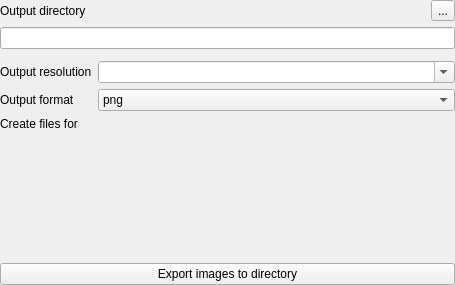
Above: iVS3D/src/iVS3D-core/view/exportwidget.ui from iVS3D/iVS3D before the change. Below: the same form after it.
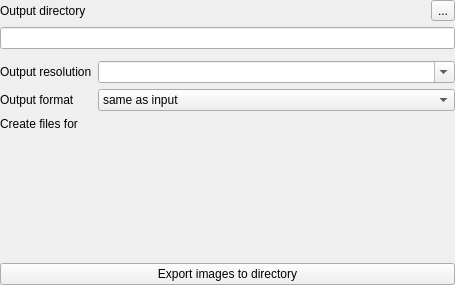
That is the form after the change.

Patch:
```diff
--- a/iVS3D/src/iVS3D-core/view/exportwidget.ui
+++ b/iVS3D/src/iVS3D-core/view/exportwidget.ui
@@ -102,6 +102,11 @@
      </item>
      <item row="1" column="1">
       <widget class="QComboBox" name="comboBox_format">
+       <item>
+        <property name="text">
+         <string>same as input</string>
+        </property>
+       </item>
        <item>
         <property name="text">
          <string>png</string>
```
